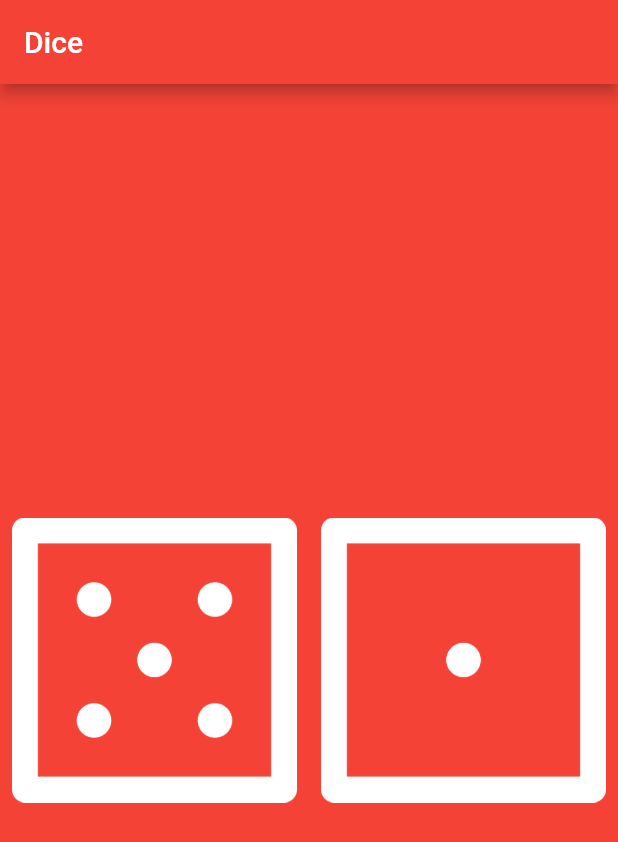
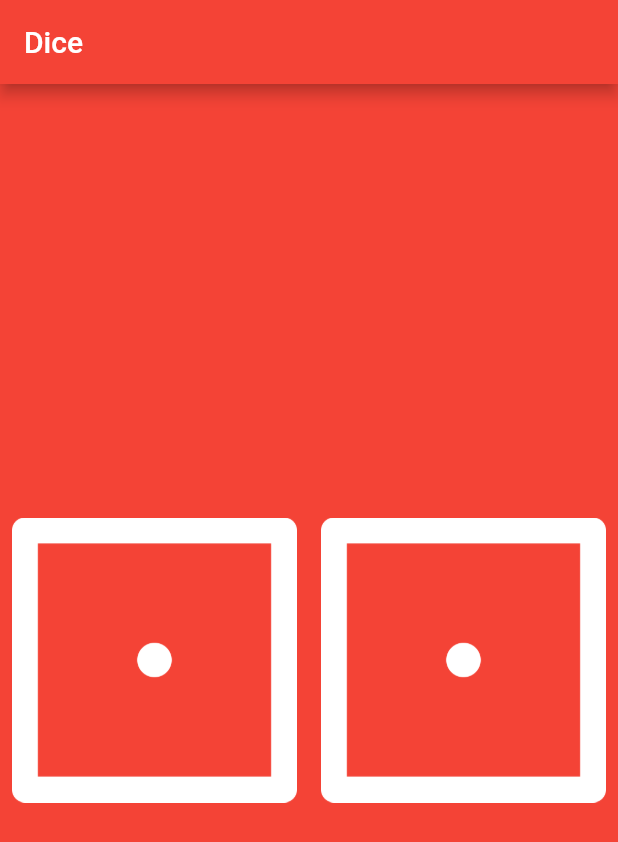
Before and after one commit to Mseserovich/Dice_App, a Flutter app: the screen it shows after launch, on a phone screen of 412 x 824 dp. Shown: the top 842 px of the screen. Run offline on Flutter 3.47's test engine with Material 2 defaults, Android fonts, the phone set to English and light mode, and no system bars.

Commit message:
added state to dice app

```diff
--- a/lib/main.dart
+++ b/lib/main.dart
@@ -1,4 +1,5 @@
 import 'package:flutter/material.dart';
+import 'dart:math';
 
 void main() {
   return runApp(MyApp());
@@ -22,21 +23,38 @@ class MyApp extends StatelessWidget {
   }
 }
 
-class DicePage extends StatelessWidget {
+class DicePage extends StatefulWidget {
+  const DicePage({ Key? key }) : super(key: key);
+
+  @override
+  State<DicePage> createState() => _DicePageState();
+}
+
+class _DicePageState extends State<DicePage> {
+  var leftDiceNumber = 1;
+  var rightDiceNumber = 1;
   @override
   Widget build(BuildContext context) {
-    var leftDiceNumber = 5;
+
     return Center(
       child: Row(
       children: [
         Expanded(
           child: TextButton(
             onPressed: (){
-              leftDiceNumber = 1;
+              setState(() {
+                leftDiceNumber = Random().nextInt(6) + 1;
+              });
             },
             child: Image.asset('images/dice$leftDiceNumber.png'))),
         Expanded(
-          child: TextButton(onPressed: null, child: Image.asset('images/dice1.png'))),
+          child: TextButton(
+            onPressed: (){
+              setState(() {
+                rightDiceNumber = Random().nextInt(6) + 1;
+              });
+            },
+            child: Image.asset('images/dice$rightDiceNumber.png'))),
         ],
     ),
     );
```
